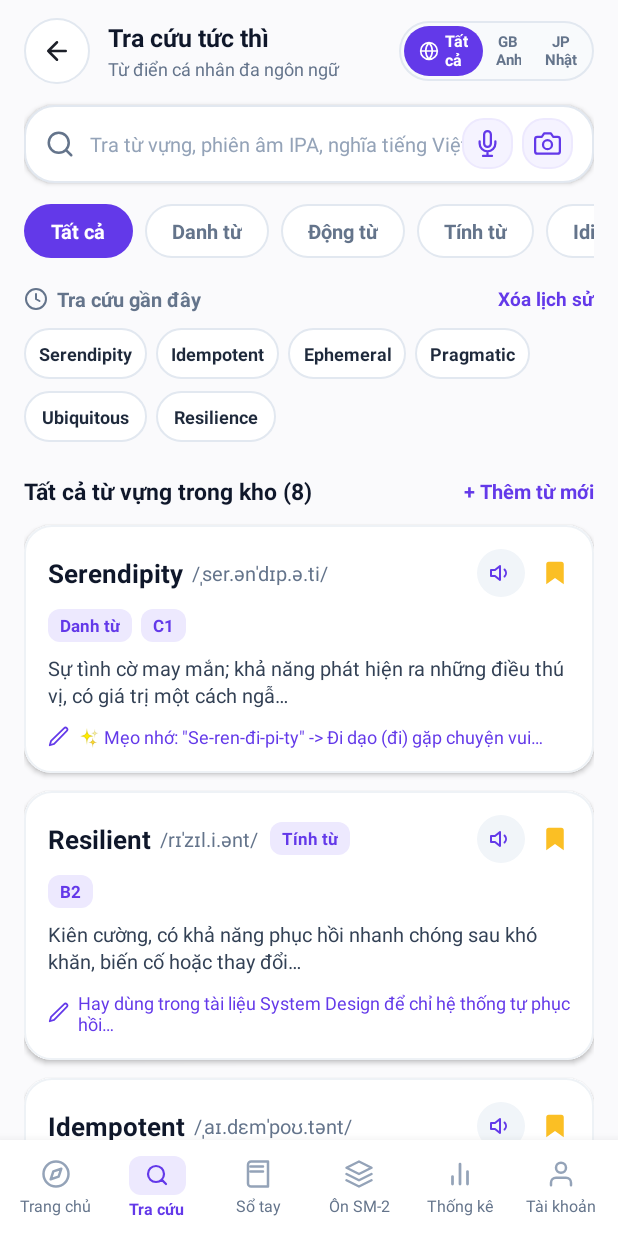
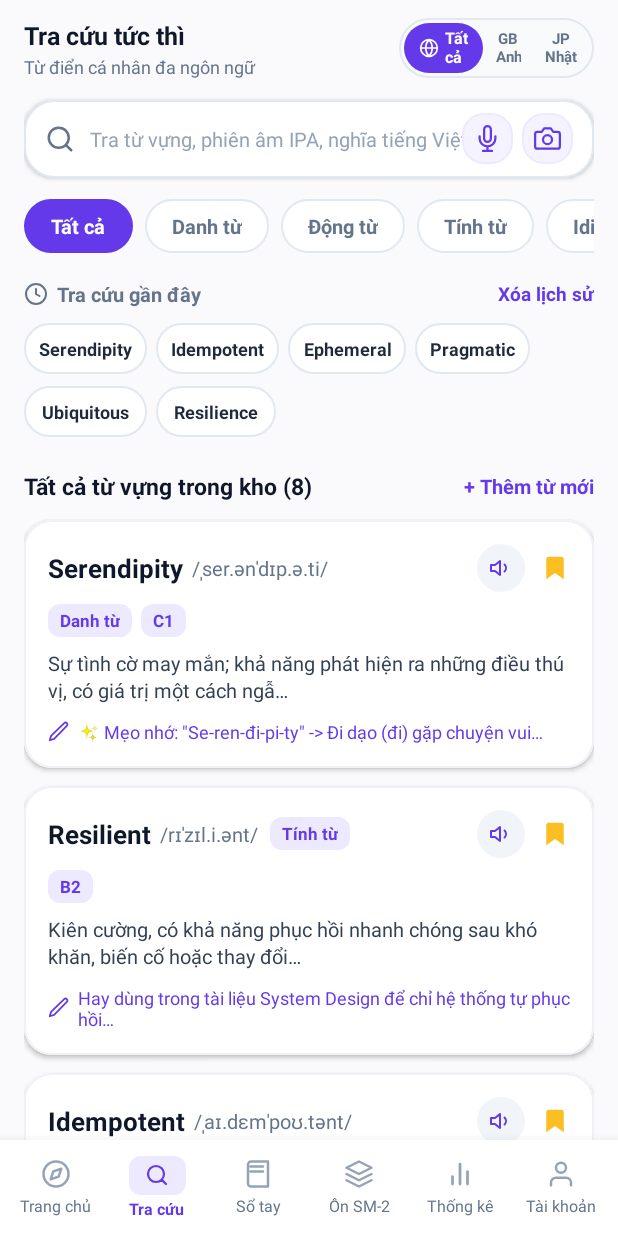
Before and after one commit to UMISORA09/Tu_Dien_Ca_Nhan, an Android app: the LookupActivity screen opened directly, with no data from a screen before it, on a phone screen of 412 x 824 dp. Run offline under Robolectric (Android 15) with nearby library versions, the phone set to English and light mode, and no system bars.

Commit message:
fix(lookup): remove back arrow button from top bar

```diff
--- a/app/src/main/java/com/example/eduprofile/LookupActivity.kt
+++ b/app/src/main/java/com/example/eduprofile/LookupActivity.kt
@@ -19,7 +19,6 @@ import java.util.Locale
 
 class LookupActivity : AppCompatActivity(), TextToSpeech.OnInitListener {
 
-    private lateinit var btnBack: FrameLayout
     private lateinit var etSearchBox: EditText
     private lateinit var btnVoiceSearch: FrameLayout
     private lateinit var btnCameraSearch: FrameLayout
@@ -89,7 +88,6 @@ class LookupActivity : AppCompatActivity(), TextToSpeech.OnInitListener {
     }
 
     private fun initViews() {
-        btnBack = findViewById(R.id.btnBack)
         etSearchBox = findViewById(R.id.etSearchBox)
         btnVoiceSearch = findViewById(R.id.btnVoiceSearch)
         btnCameraSearch = findViewById(R.id.btnCameraSearch)
@@ -129,10 +127,6 @@ class LookupActivity : AppCompatActivity(), TextToSpeech.OnInitListener {
     }
 
     private fun setupListeners() {
-        btnBack.setOnClickListener {
-            finish()
-        }
-
         etSearchBox.setOnEditorActionListener { _, actionId, _ ->
             if (actionId == EditorInfo.IME_ACTION_SEARCH) {
                 performSearch(etSearchBox.text.toString())
--- a/app/src/main/res/layout/activity_lookup.xml
+++ b/app/src/main/res/layout/activity_lookup.xml
@@ -21,35 +21,17 @@
             android:paddingTop="12dp"
             android:paddingBottom="100dp">
 
-            <!-- 1. TOP BAR (Back button, Title, Dictionary Switcher) -->
+            <!-- 1. TOP BAR (Title, Dictionary Switcher) -->
             <LinearLayout
                 android:layout_width="match_parent"
                 android:layout_height="wrap_content"
                 android:gravity="center_vertical"
                 android:orientation="horizontal">
 
-                <!-- Back button -->
-                <FrameLayout
-                    android:id="@+id/btnBack"
-                    android:layout_width="44dp"
-                    android:layout_height="44dp"
-                    android:background="@drawable/bg_circle_icon"
-                    android:clickable="true"
-                    android:focusable="true">
-
-                    <ImageView
-                        android:layout_width="20dp"
-                        android:layout_height="20dp"
-                        android:layout_gravity="center"
-                        android:contentDescription="@string/btn_back"
-                        android:src="@drawable/ic_arrow_back" />
-                </FrameLayout>
-
                 <!-- Title & Subtitle -->
                 <LinearLayout
                     android:layout_width="0dp"
                     android:layout_height="wrap_content"
-                    android:layout_marginStart="12dp"
                     android:layout_marginEnd="6dp"
                     android:layout_weight="1"
                     android:orientation="vertical">
```
